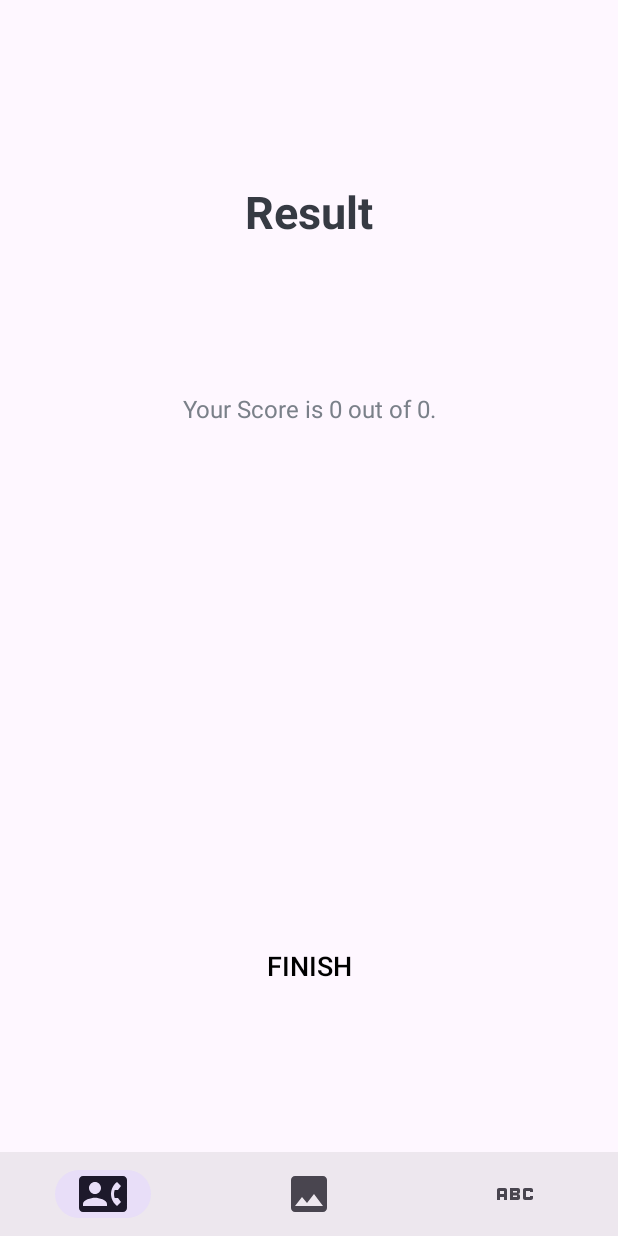
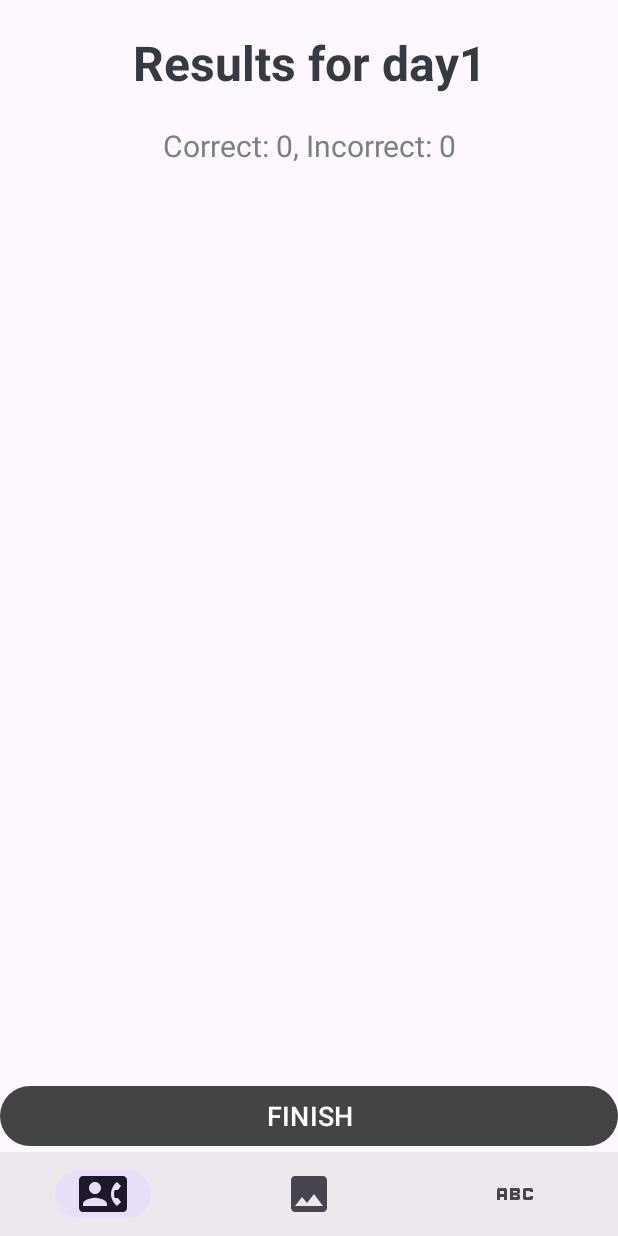
Before and after one commit to JunseoPark123/madcamp_androidproject1, an Android app: the ResultActivity screen opened directly, with no data from a screen before it, on a phone screen of 412 x 824 dp. Run offline under Robolectric (Android 15) with nearby library versions, the phone set to English and light mode, and no system bars; 2 statements that could not run were skipped.

Commit message:
commit for final merge

```diff
--- a/app/build.gradle.kts
+++ b/app/build.gradle.kts
@@ -1,6 +1,7 @@
 plugins {
     id("com.android.application")
     id("org.jetbrains.kotlin.android")
+    id ("kotlin-parcelize")
 }
 
 android {
--- a/app/src/main/java/com/example/madcamp_androidproject/Question.kt
+++ b/app/src/main/java/com/example/madcamp_androidproject/Question.kt
@@ -7,5 +7,7 @@ data class Question(
     val optionTwo:String,
     val optionThree:String,
     val optionFour:String,
-    val correctAnswer:Int
+    val correctAnswer:Int,
+    val word: String,
+    val meaning: String
 )
--- a/app/src/main/java/com/example/madcamp_androidproject/ResultActivity.kt
+++ b/app/src/main/java/com/example/madcamp_androidproject/ResultActivity.kt
@@ -7,6 +7,8 @@ import android.widget.Button
 import android.widget.TextView
 import androidx.core.view.WindowInsetsCompat
 import androidx.core.view.WindowInsetsControllerCompat
+import androidx.recyclerview.widget.LinearLayoutManager
+import androidx.recyclerview.widget.RecyclerView
 import com.google.android.material.bottomnavigation.BottomNavigationView
 
 class ResultActivity : AppCompatActivity() {
@@ -14,17 +16,26 @@ class ResultActivity : AppCompatActivity() {
         super.onCreate(savedInstanceState)
         setContentView(R.layout.activity_result)
 
-        //Todo: connect to each view in the layout through its id
-        val tvScore:TextView = findViewById(R.id.tv_score)
-        val btnFinish:Button = findViewById(R.id.btn_finish)
+        val tvResult: TextView = findViewById(R.id.tv_result)
+        val tvScore: TextView = findViewById(R.id.tv_score)
+        val btnFinish: Button = findViewById(R.id.btn_finish)
 
+        val selectedDay = intent.getStringExtra("selectedDay") ?: "day1"
         val totalQuestions = intent.getIntExtra(Constants.TOTAL_QUESTIONS, 0)
         val correctAnswers = intent.getIntExtra(Constants.CORRECT_ANSWERS, 0)
+        val incorrectAnswers = totalQuestions - correctAnswers
+        val quizResults: ArrayList<QuizResult> = intent.getSerializableExtra("QuizResults") as ArrayList<QuizResult>
 
-        tvScore.text = "Your Score is $correctAnswers out of $totalQuestions."
+        // Set Day and Score information
+        tvResult.text = "Results for $selectedDay"
+        tvScore.text = "Correct: $correctAnswers, Incorrect: $incorrectAnswers"
+
+        // RecyclerView setup
+        val rvIncorrectWords: RecyclerView = findViewById(R.id.rv_incorrect_words)
+        rvIncorrectWords.layoutManager = LinearLayoutManager(this)
+        rvIncorrectWords.adapter = QuizResultAdapter(quizResults)
 
         btnFinish.setOnClickListener {
-            //
             startActivity(Intent(this@ResultActivity, QuizActivity::class.java))
         }
 
--- a/app/src/main/res/layout/activity_result.xml
+++ b/app/src/main/res/layout/activity_result.xml
@@ -6,79 +6,53 @@
     xmlns:tools="http://schemas.android.com/tools"
     tools:context=".ResultActivity">
 
-    <androidx.constraintlayout.widget.ConstraintLayout
-        android:id="@+id/contentLayout"
-        android:layout_width="0dp"
-        android:layout_height="0dp"
-        app:layout_constraintBottom_toTopOf="@id/bottom_navigation"
-        app:layout_constraintEnd_toEndOf="parent"
-        app:layout_constraintHorizontal_bias="0.0"
-        app:layout_constraintStart_toStartOf="parent"
-        app:layout_constraintTop_toTopOf="parent"
-        app:layout_constraintVertical_bias="1.0">
-
     <TextView
         android:id="@+id/tv_result"
-            android:layout_width="match_parent"
+        android:layout_width="0dp"
         android:layout_height="wrap_content"
         android:layout_marginTop="20dp"
         android:gravity="center"
         android:text="Result"
         android:textColor="#363A43"
-            android:textSize="30sp"
+        android:textSize="32sp"
         android:textStyle="bold"
-            app:layout_constraintBottom_toTopOf="@+id/tv_score"
-            app:layout_constraintEnd_toEndOf="parent"
-            app:layout_constraintHorizontal_bias="1.0"
+        app:layout_constraintTop_toTopOf="parent"
         app:layout_constraintStart_toStartOf="parent"
-            app:layout_constraintTop_toBottomOf="@+id/til_name"
-            app:layout_constraintVertical_bias="0.0"
-            tools:ignore="MissingConstraints" />
+        app:layout_constraintEnd_toEndOf="parent" />
 
     <TextView
         android:id="@+id/tv_score"
-            android:layout_width="match_parent"
+        android:layout_width="0dp"
         android:layout_height="wrap_content"
+        android:layout_marginTop="20dp"
         android:gravity="center"
         android:text="Your Score is 9 out of 10"
         android:textColor="#7A8089"
-            android:textSize="16sp"
-            app:layout_constraintBottom_toTopOf="@+id/btn_finish"
-            app:layout_constraintEnd_toEndOf="parent"
-            app:layout_constraintHorizontal_bias="0.0"
+        android:textSize="20sp"
+        app:layout_constraintTop_toBottomOf="@id/tv_result"
         app:layout_constraintStart_toStartOf="parent"
-            app:layout_constraintTop_toBottomOf="@+id/tv_result"
-            tools:ignore="MissingConstraints" />
+        app:layout_constraintEnd_toEndOf="parent" />
 
-        <com.google.android.material.textfield.TextInputLayout
-            android:id="@+id/til_name"
-            style="@style/Widget.MaterialComponents.TextInputLayout.OutlinedBox"
-            android:layout_width="match_parent"
-            android:layout_height="wrap_content"
+    <androidx.recyclerview.widget.RecyclerView
+        android:id="@+id/rv_incorrect_words"
+        android:layout_width="0dp"
+        android:layout_height="0dp"
         android:layout_marginTop="20dp"
-            tools:ignore="MissingConstraints" />
-
+        app:layout_constraintTop_toBottomOf="@id/tv_score"
+        app:layout_constraintBottom_toTopOf="@id/btn_finish"
+        app:layout_constraintStart_toStartOf="parent"
+        app:layout_constraintEnd_toEndOf="parent" />
 
     <Button
         android:id="@+id/btn_finish"
-            style="@style/Widget.AppCompat.Button.Borderless"
-            android:layout_width="match_parent"
+        android:layout_width="0dp"
         android:layout_height="wrap_content"
-            android:layout_marginTop="236dp"
-            android:elevation="20dp"
         android:text="FINISH"
-            android:textColor="@android:color/black"
+        android:textColor="@android:color/white"
         android:textSize="18sp"
-            app:layout_constraintBottom_toBottomOf="parent"
+        app:layout_constraintBottom_toTopOf="@id/bottom_navigation"
         app:layout_constraintEnd_toEndOf="parent"
-            app:layout_constraintHorizontal_bias="0.0"
-            app:layout_constraintStart_toStartOf="parent"
-            app:layout_constraintTop_toBottomOf="@+id/tv_score"
-            app:layout_constraintVertical_bias="1.0"
-            tools:ignore="MissingConstraints" />
-
-
-    </androidx.constraintlayout.widget.ConstraintLayout>
+        app:layout_constraintStart_toStartOf="parent" />
 
     <com.google.android.material.bottomnavigation.BottomNavigationView
         android:id="@+id/bottom_navigation"
@@ -87,9 +61,8 @@
         android:background="?android:attr/windowBackground"
         app:itemIconSize="32dp"
         app:layout_constraintBottom_toBottomOf="parent"
+        app:layout_constraintStart_toStartOf="parent"
         app:layout_constraintEnd_toEndOf="parent"
-        app:layout_constraintHorizontal_bias="0.0"
-        app:layout_constraintStart_toStartOf="parent"
         app:menu="@menu/bottom_nav_menu" />
 
 </androidx.constraintlayout.widget.ConstraintLayout>
```
Also changed, not shown: app/src/main/AndroidManifest.xml (+8 -3 lines), app/src/main/java/com/example/madcamp_androidproject/Constants.kt (+15 -21 lines), app/src/main/java/com/example/madcamp_androidproject/MyVocaActivity.kt (added, +11 -0 lines), app/src/main/java/com/example/madcamp_androidproject/QuizQuestionActivity.kt (+30 -27 lines), app/src/main/java/com/example/madcamp_androidproject/QuizResult.kt (added, +11 -0 lines), app/src/main/java/com/example/madcamp_androidproject/QuizResultAdapter.kt (added, +37 -0 lines), app/src/main/res/layout/activity_my_voca.xml (added, +9 -0 lines), app/src/main/res/layout/item_quiz_result.xml (added, +35 -0 lines). Lines whose indentation alone changed are shown as unchanged.
